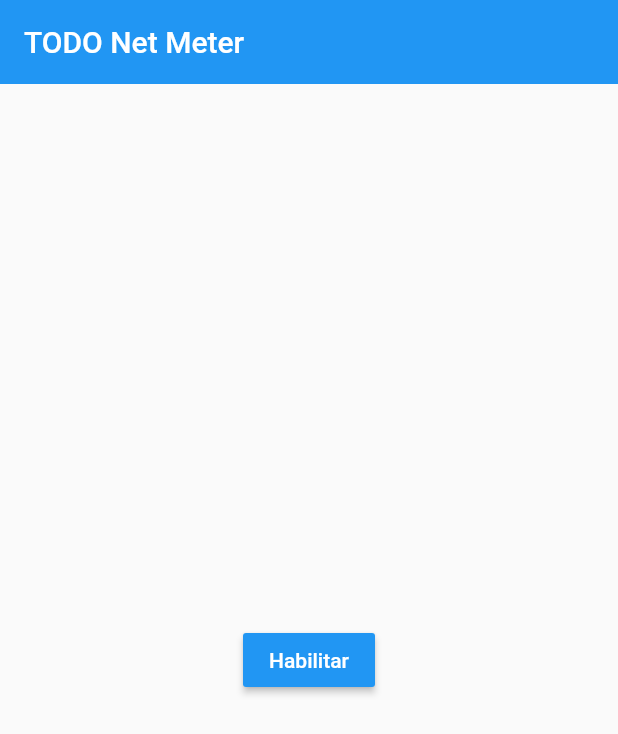
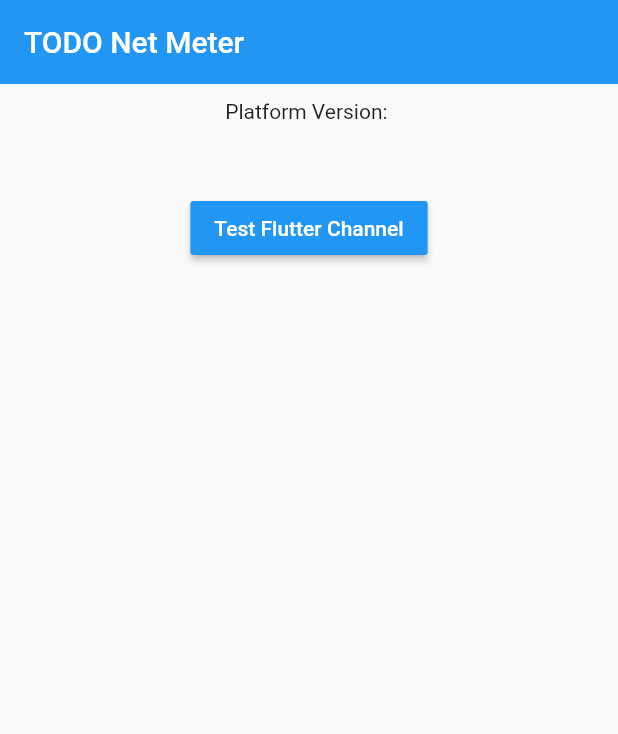
Before and after one commit to todo-devs/netmeter, a Flutter app: the screen it shows after launch, on a phone screen of 412 x 824 dp. Shown: the top 734 px of the screen. Run offline on Flutter 3.47's test engine with Material 2 defaults, Android fonts, the phone set to English and light mode, and no system bars.

Commit message:
Implementar y probar flutter channel

```diff
--- a/lib/main.dart
+++ b/lib/main.dart
@@ -1,4 +1,7 @@
+import 'dart:io';
+
 import 'package:flutter/material.dart';
+import 'package:flutter/services.dart';
 
 void main() {
   runApp(MyApp());
@@ -9,6 +12,7 @@ class MyApp extends StatelessWidget {
   @override
   Widget build(BuildContext context) {
     return MaterialApp(
+      debugShowCheckedModeBanner: false,
       title: 'Flutter Demo',
       theme: ThemeData(
         primarySwatch: Colors.blue,
@@ -29,6 +33,23 @@ class MyHomePage extends StatefulWidget {
 }
 
 class _MyHomePageState extends State<MyHomePage> {
+  static const platform = const MethodChannel('todonetmeter_android');
+  String _platformVersion = '';
+
+  Future<void> _getPlatformVersion() async {
+    String platformVersion;
+    try {
+      final String result = await platform.invokeMethod("getPlatformVersion");
+      platformVersion = result;
+    } catch (e) {
+      platformVersion = e.message;
+    }
+
+    setState(() {
+      _platformVersion = platformVersion;
+    });
+  }
+
   @override
   Widget build(BuildContext context) {
     return Scaffold(
@@ -37,12 +58,23 @@ class _MyHomePageState extends State<MyHomePage> {
         title: Text(widget.title),
       ),
       body: Center(
-        child: MaterialButton(
-          child: Text("Habilitar", style: TextStyle(color: Colors.white)),
-          color: Theme.of(context).primaryColor,
-          onPressed: () {
-
-          },
+        child: Column(
+          children: <Widget>[
+            Padding(
+              padding: EdgeInsets.all(10),
+              child: Text("Platform Version: "),
+            ),
+            Padding(
+              padding: EdgeInsets.all(10),
+              child: Text(_platformVersion),
+            ),
+            MaterialButton(
+              child: Text("Test Flutter Channel",
+                  style: TextStyle(color: Colors.white)),
+              color: Theme.of(context).primaryColor,
+              onPressed: (Platform.isAndroid ? _getPlatformVersion : () {}),
+            ),
+          ],
         ),
       ),
     );
```
Also changed, not shown: 1 other file.
